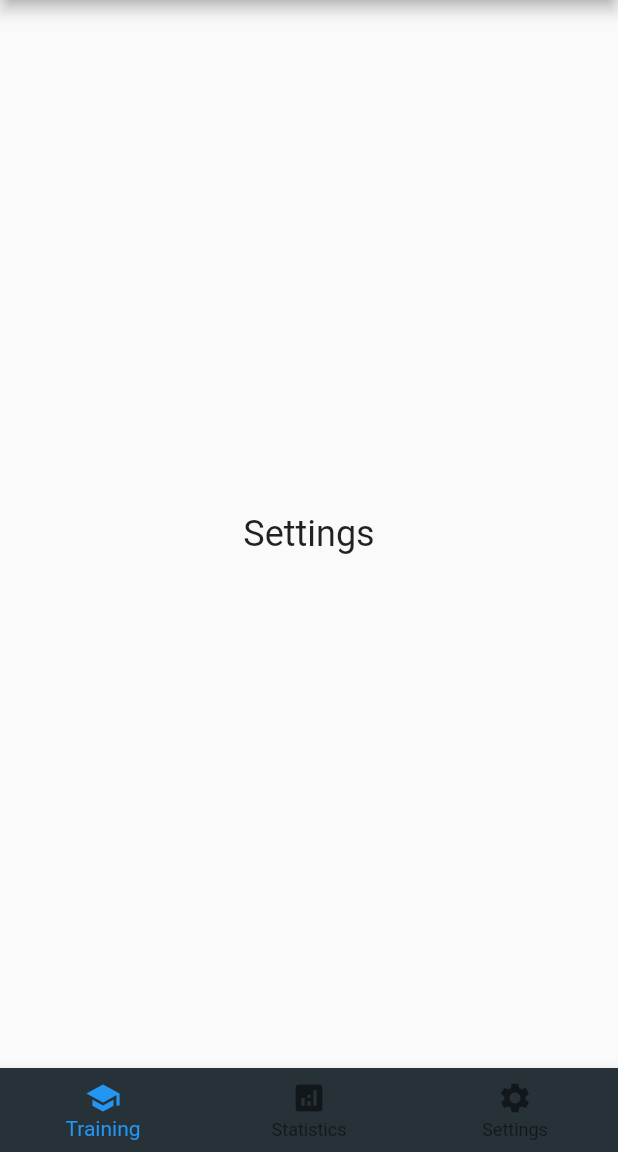
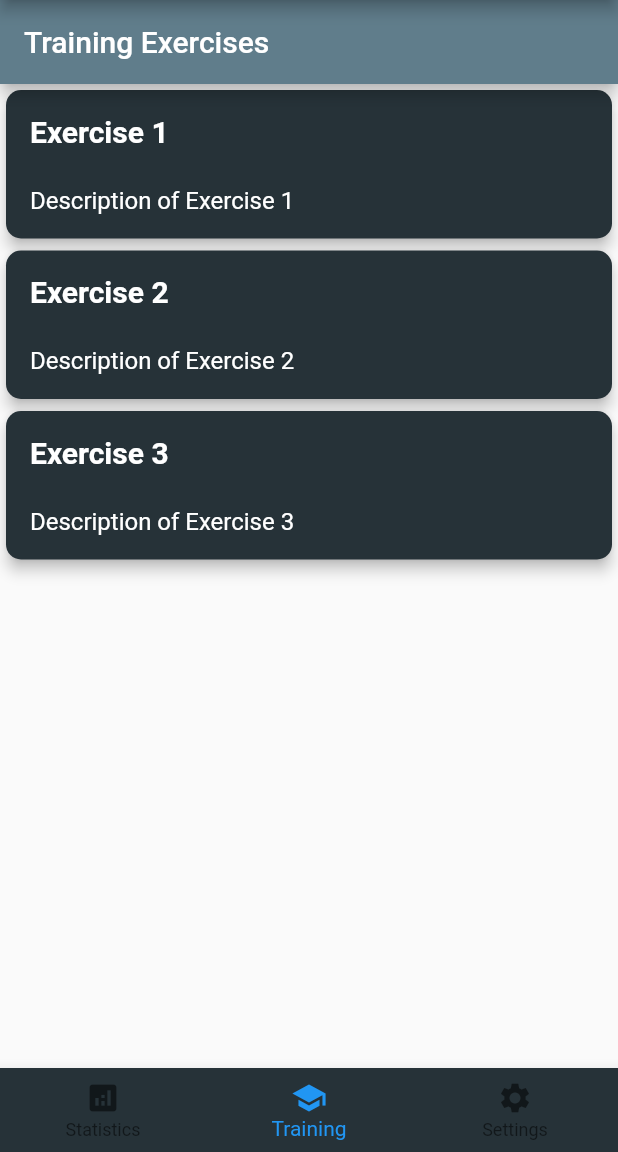
Before and after one commit to jgzhernandez/Cuetor, a Flutter app: the screen it shows after launch, on a phone screen of 412 x 824 dp, the part 84-1236 px from its top. Run offline on Flutter 3.47's test engine with Material 2 defaults, Android fonts, the phone set to English and light mode, and no system bars; our stand-ins replace camera, get.

Commit message:
Added list view in training page of exercises as cards. Functioning video recorder added when cards are clicked

```diff
--- a/lib/home.dart
+++ b/lib/home.dart
@@ -1,8 +1,7 @@
+import 'package:flutter/material.dart';
 import 'package:cuetor/training.dart';
+import 'package:cuetor/userstats.dart';
 import 'package:cuetor/usersettings.dart';
-import 'package:cuetor/userstats.dart';
-import 'package:flutter/material.dart';
-import 'main.dart';
 
 class CueTorHomePage extends StatefulWidget {
   const CueTorHomePage({super.key, required this.title});
@@ -14,11 +13,11 @@ class CueTorHomePage extends StatefulWidget {
 }
 
 class _CueTorHomePageState extends State<CueTorHomePage> {
-  int _selectedIndex = 0;
+  int _selectedIndex = 1;
 
   static const List<Widget> _widgetOptions = <Widget>[
+    StatisticsPage(),
     TrainingPage(),
-    StatisticsPage(),
     SettingsPage(),
   ];
 
@@ -42,12 +41,12 @@ class _CueTorHomePageState extends State<CueTorHomePage> {
         backgroundColor: Colors.blueGrey[900],
         items: const <BottomNavigationBarItem>[
           BottomNavigationBarItem(
+            icon: Icon(Icons.analytics),
+            label: 'Statistics',
+          ),
+          BottomNavigationBarItem(
             icon: Icon(Icons.school),
             label: 'Training',
-          ),
-          BottomNavigationBarItem(
-            icon: Icon(Icons.analytics),
-            label: 'Statistics',
           ),
           BottomNavigationBarItem(
             icon: Icon(Icons.settings),
--- a/lib/main.dart
+++ b/lib/main.dart
@@ -1,9 +1,10 @@
 import 'package:flutter/material.dart';
 import 'package:get/get.dart';
-
 import 'home.dart';
 
-void main() {
+Future<void> main() async {
+  WidgetsFlutterBinding.ensureInitialized();
+
   runApp(
     const CueTor(),
   );
@@ -15,6 +16,7 @@ class CueTor extends StatelessWidget {
   @override
   Widget build(BuildContext context) {
     return GetMaterialApp(
+      debugShowCheckedModeBanner: false,
       title: 'CueTor',
       theme: ThemeData(
         primarySwatch: Colors.blueGrey,
--- a/lib/training.dart
+++ b/lib/training.dart
@@ -1,15 +1,125 @@
 import 'package:flutter/material.dart';
+import 'exercise1.dart';
+import 'exercise2.dart';
+import 'exercise3.dart';
 
 class TrainingPage extends StatelessWidget {
   const TrainingPage({super.key});
 
   @override
   Widget build(BuildContext context) {
-    return const Center(
-      child: Text(
-        'Settings',
-        style: TextStyle(fontSize: 24),
+    return Scaffold(
+      appBar: AppBar(
+        title: const Text('Training Exercises'),
+      ),
+      body: ListView(
+        children: [
+          ExerciseCard(
+            title: 'Exercise 1',
+            description: 'Description of Exercise 1',
+            onTap: () {
+              Navigator.push(
+                context,
+                MaterialPageRoute(
+                  builder: (context) => const Exercise1(),
+                ),
+              );
+            },
+          ),
+          ExerciseCard(
+            title: 'Exercise 2',
+            description: 'Description of Exercise 2',
+            onTap: () {
+              Navigator.push(
+                context,
+                MaterialPageRoute(
+                  builder: (context) => const Exercise2(),
+                ),
+              );
+            },
+          ),
+          ExerciseCard(
+            title: 'Exercise 3',
+            description: 'Description of Exercise 3',
+            onTap: () {
+              Navigator.push(
+                context,
+                MaterialPageRoute(
+                  builder: (context) => const Exercise3(),
+                ),
+              );
+            },
+          ),
+        ],
       ),
     );
   }
 }
+
+class ExerciseCard extends StatelessWidget {
+  final String title;
+  final String description;
+  final VoidCallback onTap;
+
+  const ExerciseCard({
+    super.key,
+    required this.title,
+    required this.description,
+    required this.onTap,
+  });
+
+  @override
+  Widget build(BuildContext context) {
+    return GestureDetector(
+      onTap: onTap,
+      child: Card(
+        elevation: 4,
+        shape: RoundedRectangleBorder(
+          borderRadius: BorderRadius.circular(10),
+        ),
+        color: Colors.blueGrey[900],
+        child: Container(
+          padding: const EdgeInsets.all(16),
+          child: Column(
+            crossAxisAlignment: CrossAxisAlignment.start,
+            children: [
+              Text(
+                title,
+                style: const TextStyle(
+                  fontSize: 20,
+                  fontWeight: FontWeight.bold,
+                  color: Colors.white,
+                ),
+                textAlign: TextAlign.center,
+              ),
+              const SizedBox(height: 25),
+              Text(
+                description,
+                style: const TextStyle(fontSize: 16, color: Colors.white),
+              ),
+            ],
+          ),
+        ),
+      ),
+    );
+  }
+}
+
+class ExercisePage extends StatelessWidget {
+  final int exerciseId;
+
+  const ExercisePage({super.key, required this.exerciseId});
+
+  @override
+  Widget build(BuildContext context) {
+    // Customize this page based on the exerciseId
+    return Scaffold(
+      appBar: AppBar(
+        title: Text('Exercise $exerciseId'),
+      ),
+      body: Center(
+        child: Text('Exercise $exerciseId'),
+      ),
+    );
+  }
+}
```
Also changed, not shown: lib/exercise1.dart (added, +87 -0 lines), lib/exercise2.dart (added, +87 -0 lines), lib/exercise3.dart (added, +87 -0 lines), lib/training_2.dart (deleted, +0 -106 lines), pubspec.yaml (+4 -4 lines), pubspec.lock, 7 other files.
